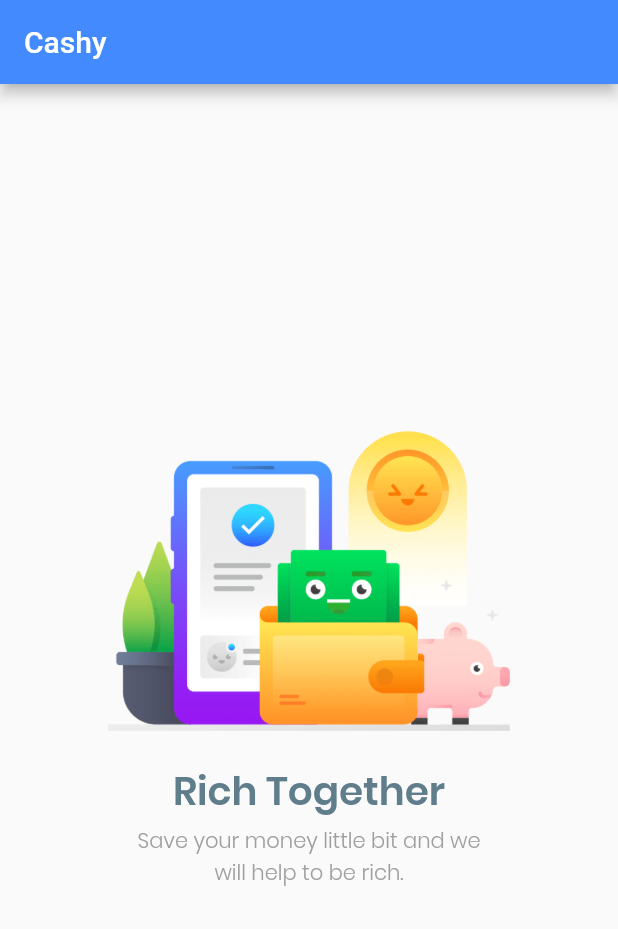
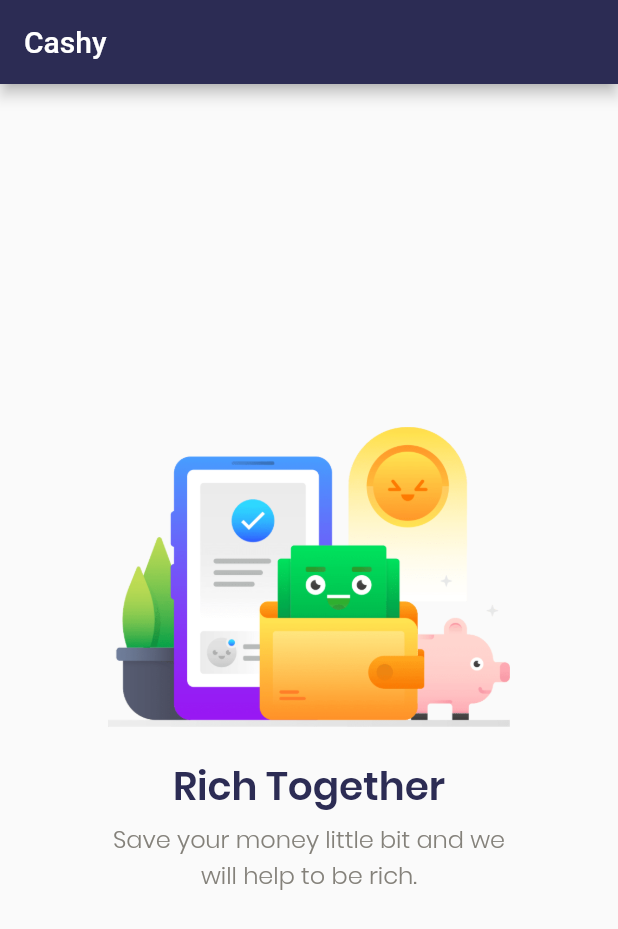
Before and after one commit to bayunugrraha/basicwidgets-flutter, a Flutter app: the screen it shows after launch, on a phone screen of 412 x 824 dp. Shown: the top 929 px of the screen. Run offline on Flutter 3.47's test engine with Material 2 defaults, Android fonts, the phone set to English and light mode, and no system bars.

Commit message:
color design

```diff
--- /dev/null
+++ b/lib/custom_colors.dart
@@ -0,0 +1,4 @@
+import 'package:flutter/material.dart';
+
+Color darkBlue = Color(0XFF2c2c54);
+Color darkSilver = Color(0XFF84817a);
--- a/lib/font_style.dart
+++ b/lib/font_style.dart
@@ -1,13 +1,14 @@
+import 'package:basicwidgets/custom_colors.dart';
 import 'package:flutter/material.dart';
 
 TextStyle mainHeader = TextStyle(
     fontSize: 26,
-    color: Colors.blueGrey,
+    color: darkBlue,
     fontFamily: 'Poppins',
     fontWeight: FontWeight.w700);
 
 TextStyle subHeader = TextStyle(
-    fontSize: 14,
-    color: Colors.grey,
+    fontSize: 16,
+    color: darkSilver,
     fontFamily: 'Poppins',
     fontWeight: FontWeight.w300);
--- a/lib/main.dart
+++ b/lib/main.dart
@@ -1,5 +1,6 @@
 import 'package:flutter/material.dart';
 import 'font_style.dart';
+import 'custom_colors.dart';
 
 void main() {
   runApp(MyApp());
@@ -23,7 +24,7 @@ class MyApp extends StatelessWidget {
         home: Scaffold(
             appBar: AppBar(
               title: Text("Cashy"),
-              backgroundColor: Colors.blueAccent,
+              backgroundColor: darkBlue,
             ),
             body: SafeArea(
                 child: Container(
```
